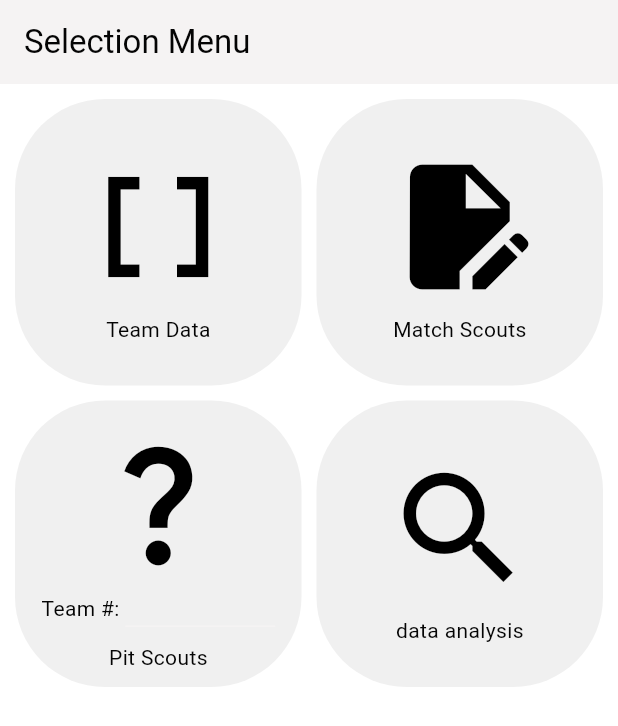
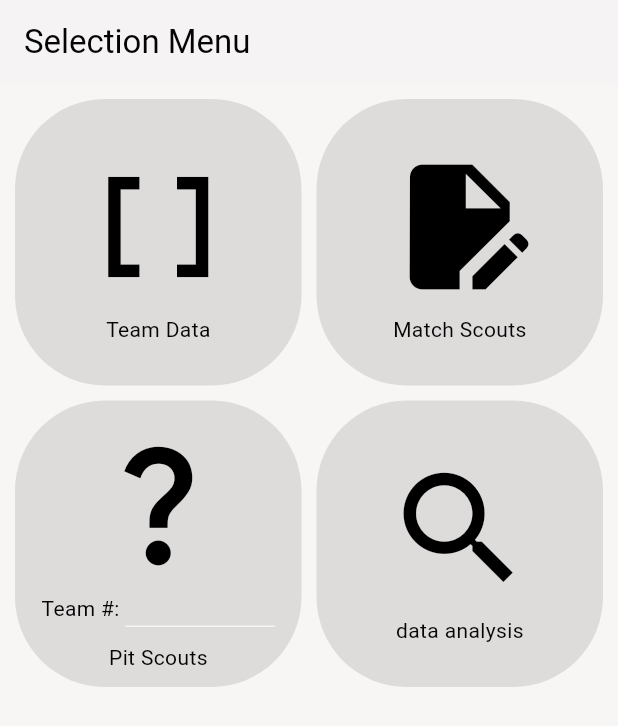
Before and after one commit to john-xu-1/frc1148_2023_scouting_app, a Flutter app: the screen it shows after launch, on a phone screen of 412 x 824 dp. Shown: the top 726 px of the screen. Run offline on Flutter 3.47's test engine with Material 3 defaults, Android fonts, the phone set to English and light mode, and no system bars; missing offline and left inert: gsheets; key blocks and very long unbroken strings in the code were emptied for the run.

Commit message:
changed to use color_scheme

```diff
--- a/lib/color_scheme.dart
+++ b/lib/color_scheme.dart
@@ -7,7 +7,9 @@ class colors extends ColorScheme {
   static const Color myOnPrimary = Color.fromRGBO(189, 46, 46, 1);
 
   static const Color myBackground = Color.fromARGB(255, 245, 243, 243);
-  static const Color myOnBackground = Color.fromARGB(255, 184, 180, 180);
+  static const Color myOnBackground = Color.fromARGB(103, 184, 180, 180);
+  static const Color myOnBackgroundD = Color.fromARGB(255, 184, 180, 180);
+
 
   static const Color mySurface = Color.fromARGB(255, 245, 242, 242);
   static const Color myOnSurface = Color.fromARGB(255, 4, 4, 4);
@@ -23,7 +25,7 @@ class colors extends ColorScheme {
     Color primary = myPrimaryColor,
     Color onPrimary = myOnPrimary,
     Color background = myBackground,
-    Color onBackground = myOnBackground,
+    //Color onBackground = myOnBackground,
 
     Color surface = mySurface,
     Color onSurface = myOnSurface,
--- a/lib/entrance.dart
+++ b/lib/entrance.dart
@@ -67,7 +67,7 @@ class _Entrance extends State<Entrance> {
       //     }).toList(),
       //   ),
         child: Container(
-          color: Colors.white,
+          color: colors.myPrimaryColor,
           child: GridView.count(
           crossAxisCount: 2,
           padding: const EdgeInsets.all(10),
@@ -79,7 +79,8 @@ class _Entrance extends State<Entrance> {
                 shape: RoundedRectangleBorder(
                   borderRadius: BorderRadius.circular(60.0),
                 ),
-                color: Color.fromARGB(20, 62, 62, 62)
+                //color: Color.fromARGB(20, 62, 62, 62)
+                color: colors.myOnBackground
               ),
               //color: Colors.grey,
               child: Column(
@@ -108,7 +109,8 @@ class _Entrance extends State<Entrance> {
                 shape: RoundedRectangleBorder(
                   borderRadius: BorderRadius.circular(60.0),
                 ),
-                color: Color.fromARGB(20, 62, 62, 62)
+                //color: Color.fromARGB(20, 62, 62, 62)
+                color: colors.myOnBackground
               ),
               //color: Colors.grey,
               child: Column(
@@ -138,7 +140,8 @@ class _Entrance extends State<Entrance> {
                 shape: RoundedRectangleBorder(
                   borderRadius: BorderRadius.circular(60.0),
                 ),
-                color: Color.fromARGB(20, 62, 62, 62)
+                //color: Color.fromARGB(20, 62, 62, 62)
+                color: colors.myOnBackground
               ),
               //color: Colors.grey,
               child: Column(
@@ -187,7 +190,8 @@ class _Entrance extends State<Entrance> {
                 shape: RoundedRectangleBorder(
                   borderRadius: BorderRadius.circular(60.0),
                 ),
-                color: Color.fromARGB(20, 62, 62, 62)
+                //color: Color.fromARGB(20, 62, 62, 62)
+                color: colors.myOnBackground
               ),
               //color: Colors.grey,
               child: Column(
```
Also changed, not shown: lib/team_display_choice.dart (+4 -4 lines), lib/team_display_instance.dart (+4 -4 lines).
